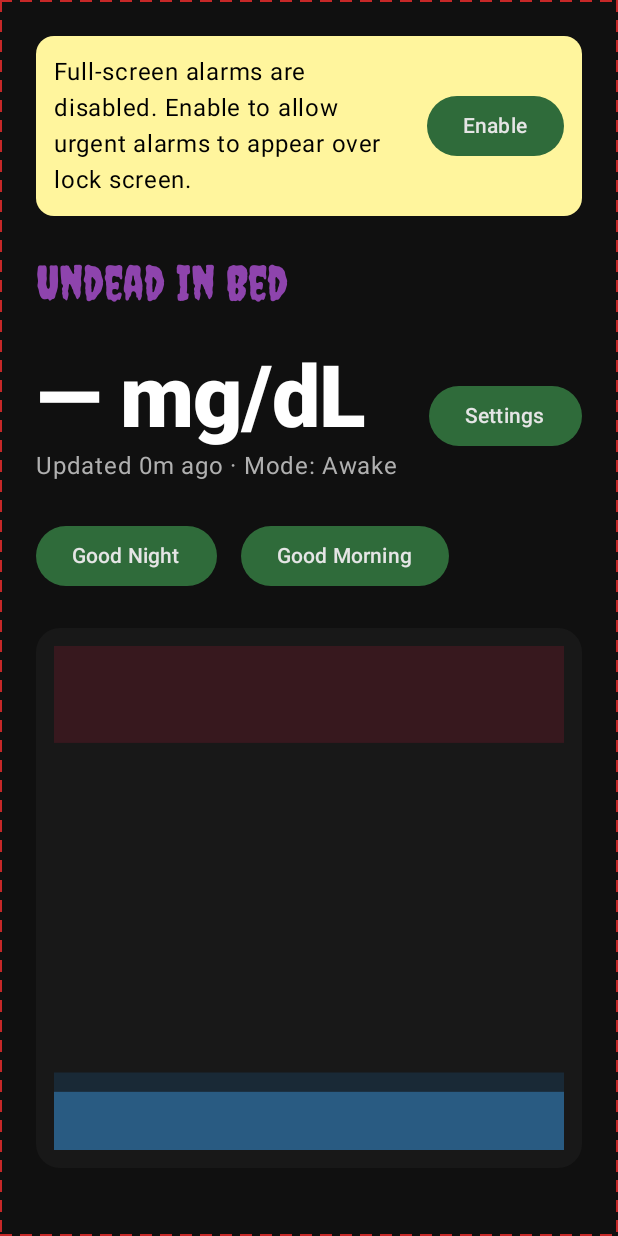
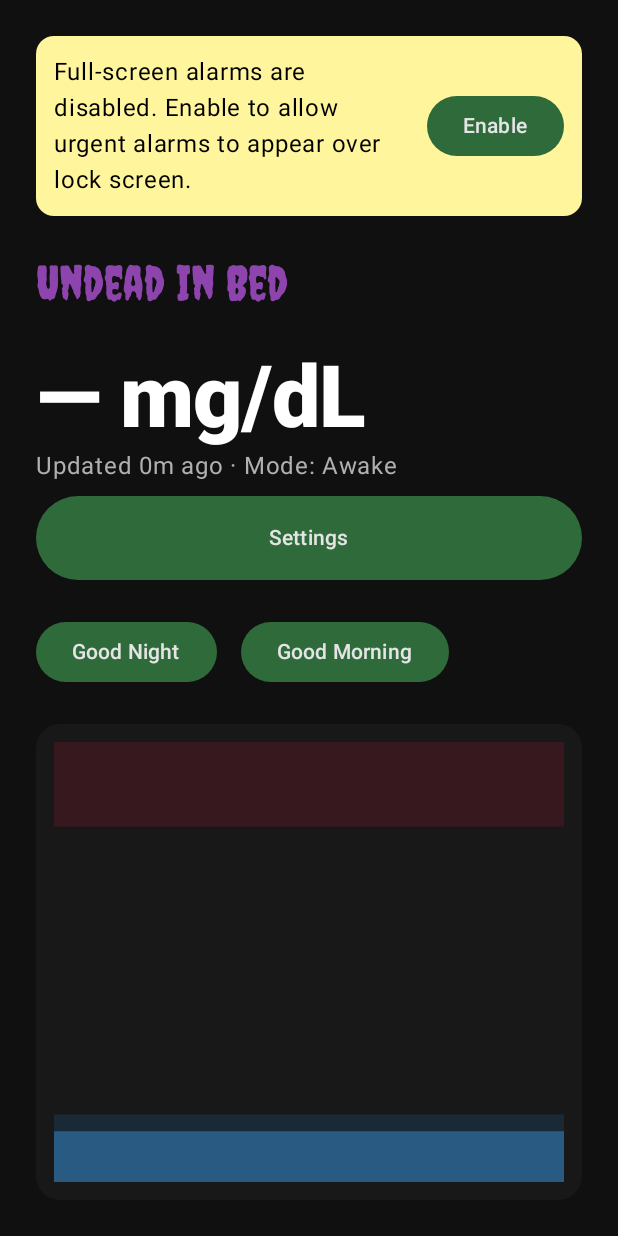
Before and after one commit to codescrapbook/g7-night-alarm, an Android app built with Jetpack Compose: the screen it shows after launch (MainActivity), on a phone screen of 412 x 824 dp. Run offline under Robolectric (Android 15) with nearby library versions, the phone set to English and light mode, and no system bars; our stand-ins replace Room's generated code.

Commit message:
Home(phone): responsive header; Settings button full-width on narrow screens with 56dp min height and testTag; remove red border overlay from Home; Settings: high-contrast OutlinedTextField colors; Roborazzi: assert Settings text and >=48dp width on phone
Co-authored-by: Joe Seeley <codescrapbook@users.noreply.github.com>

```diff
--- a/app/src/main/java/com/g7nightalarm/app/ui/screens/HomeScreen.kt
+++ b/app/src/main/java/com/g7nightalarm/app/ui/screens/HomeScreen.kt
@@ -29,6 +29,8 @@ import androidx.compose.ui.graphics.Color
 import androidx.compose.ui.graphics.Path
 import androidx.compose.ui.text.font.FontWeight
 import androidx.compose.ui.unit.dp
+import androidx.compose.ui.platform.testTag
+import androidx.compose.ui.platform.LocalConfiguration
 import com.g7nightalarm.app.data.AppDatabase
 import com.g7nightalarm.app.mode.AppMode
 import com.g7nightalarm.app.mode.ModeRepository
@@ -100,26 +102,7 @@ fun HomeScreen(
         val canFullScreen = if (Build.VERSION.SDK_INT >= 34) {
             try { nm?.canUseFullScreenIntent() == true } catch (_: Throwable) { false }
         } else true
-        // Subtle stitched border decoration (does not affect layout or readability)
-        Canvas(modifier = Modifier.fillMaxSize()) {
-            val w = size.width
-            val h = size.height
-            val stitchColor = Color(0xFFC62828)
-            val stitchLen = 12f
-            val gap = 8f
-            var x = 0f
-            while (x < w) {
-                drawRect(color = stitchColor, topLeft = androidx.compose.ui.geometry.Offset(x, 0f), size = androidx.compose.ui.geometry.Size(stitchLen, 2f))
-                drawRect(color = stitchColor, topLeft = androidx.compose.ui.geometry.Offset(x, h - 2f), size = androidx.compose.ui.geometry.Size(stitchLen, 2f))
-                x += stitchLen + gap
-            }
-            var y = 0f
-            while (y < h) {
-                drawRect(color = stitchColor, topLeft = androidx.compose.ui.geometry.Offset(0f, y), size = androidx.compose.ui.geometry.Size(2f, stitchLen))
-                drawRect(color = stitchColor, topLeft = androidx.compose.ui.geometry.Offset(w - 2f, y), size = androidx.compose.ui.geometry.Size(2f, stitchLen))
-                y += stitchLen + gap
-            }
-        }
+        // Note: Removed decorative border to keep production and screenshots clean and high-contrast
         Column(
             modifier = Modifier
                 .fillMaxSize()
@@ -160,6 +143,27 @@ fun HomeScreen(
             color = MaterialTheme.colorScheme.secondary,
             style = MaterialTheme.typography.headlineLarge
         )
+        val cfg = LocalConfiguration.current
+        val isNarrow = cfg.screenWidthDp < 500
+        if (isNarrow) {
+            Column(modifier = Modifier.fillMaxWidth(), verticalArrangement = Arrangement.spacedBy(8.dp)) {
+                Column {
+                    Text(title, color = Color.White, style = MaterialTheme.typography.displayLarge, fontWeight = FontWeight.ExtraBold)
+                    Text("Updated ${ageMin}m ago · Mode: ${if (isSleep) "Sleep" else "Awake"}", color = Color(0xFFB0B0B0))
+                }
+                Button(
+                    onClick = onOpenSettings,
+                    modifier = Modifier
+                        .fillMaxWidth()
+                        .height(56.dp)
+                        .testTag("settingsButton"),
+                    colors = androidx.compose.material3.ButtonDefaults.buttonColors(
+                        containerColor = MaterialTheme.colorScheme.primary,
+                        contentColor = MaterialTheme.colorScheme.onPrimary
+                    )
+                ) { Text("Settings") }
+            }
+        } else {
             Row(modifier = Modifier.fillMaxWidth(), horizontalArrangement = Arrangement.SpaceBetween, verticalAlignment = Alignment.CenterVertically) {
                 Column {
                     // High-contrast, large digits readable at distance
@@ -168,11 +172,15 @@ fun HomeScreen(
                 }
                 Button(
                     onClick = onOpenSettings,
+                    modifier = Modifier
+                        .height(56.dp)
+                        .testTag("settingsButton"),
                     colors = androidx.compose.material3.ButtonDefaults.buttonColors(
                         containerColor = MaterialTheme.colorScheme.primary,
                         contentColor = MaterialTheme.colorScheme.onPrimary
                     )
                 ) { Text("Settings") }
+            }
         }
         Row(modifier = Modifier.fillMaxWidth(), horizontalArrangement = Arrangement.spacedBy(16.dp), verticalAlignment = Alignment.CenterVertically) {
             Button(
```
Also changed, not shown: app/src/main/java/com/g7nightalarm/app/ui/screens/SettingsScreen.kt (+15 -5 lines), 1 other file. Lines whose indentation alone changed are shown as unchanged.
